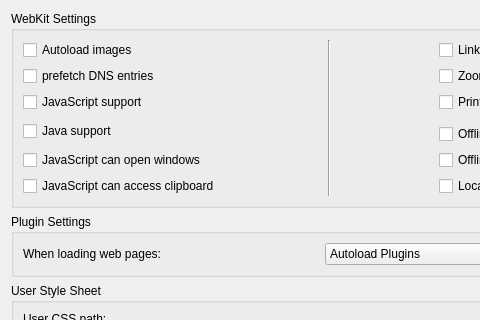
First picture: the form in src/settings/settings_webkit.ui, repository KDE/rekonq, before the edit; both pictures show x 0 to 480 and y 0 to 320 of the 643 by 560 pixel window.
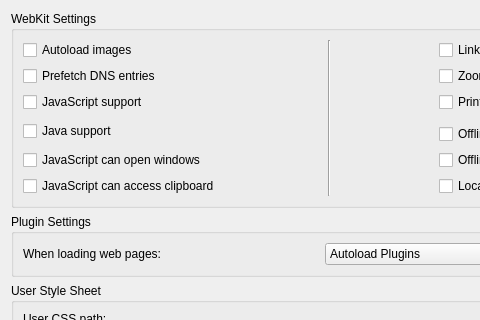
Second picture: the form after the edit. Custom widgets are drawn as their Qt base class.

```diff
--- a/src/settings/settings_webkit.ui
+++ b/src/settings/settings_webkit.ui
@@ -47,7 +47,7 @@
       <item row="1" column="0">
        <widget class="QCheckBox" name="kcfg_dnsPrefetch">
         <property name="text">
-         <string>prefetch DNS entries</string>
+         <string>Prefetch DNS entries</string>
         </property>
        </widget>
       </item>
```
